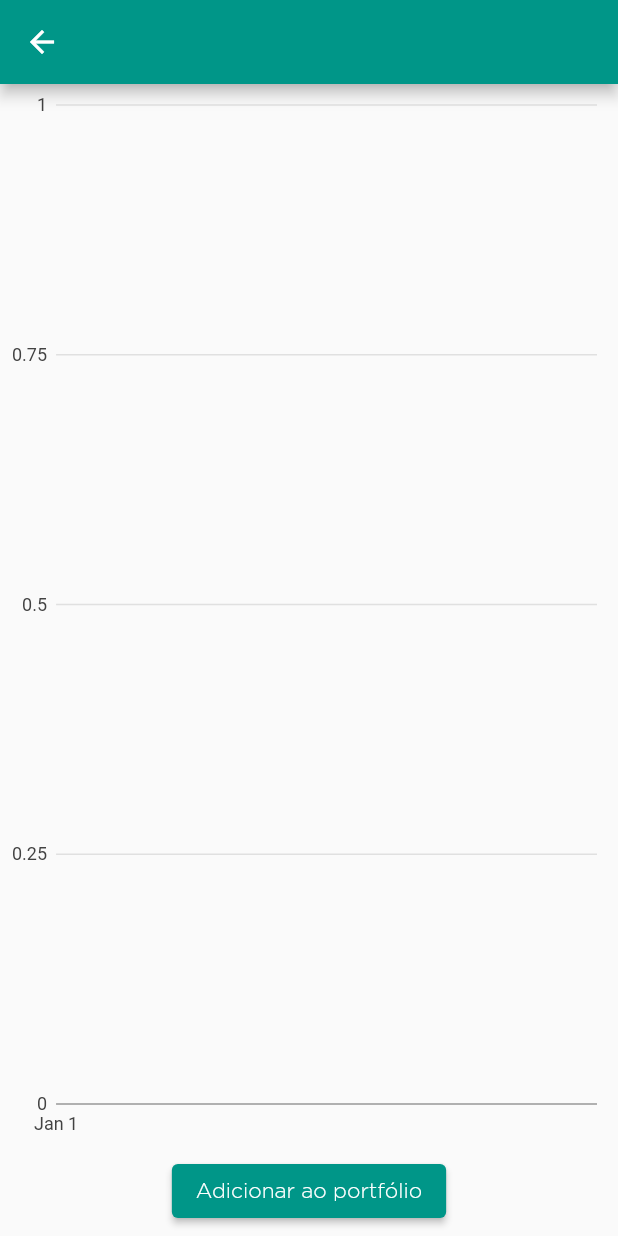
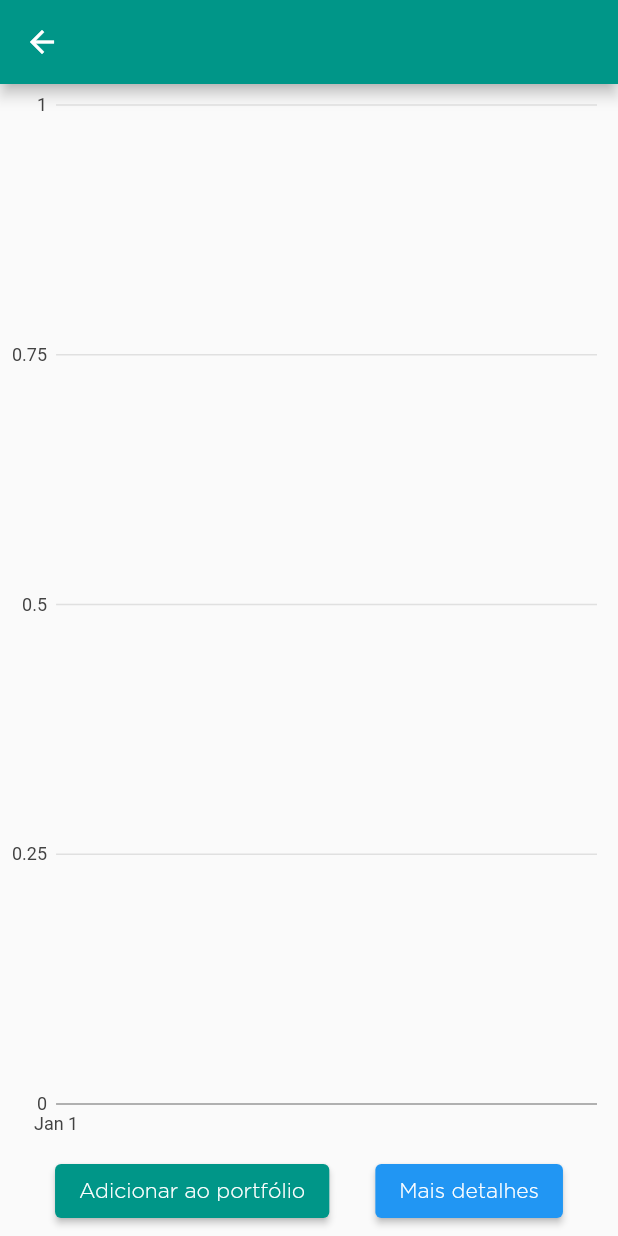
Before and after one commit to CaioFeiertag/ticker_tracker, a Flutter app: the TickerDetails screen opened directly with empty values, on a phone screen of 412 x 824 dp. Run offline on Flutter 3.47's test engine with Material 2 defaults, Android fonts, the phone set to English and light mode, and no system bars; our stand-ins replace charts_flutter, flutter_dotenv, sqflite; accounts and stored records are empty; network calls fail.

Commit message:
add third screen

```diff
--- a/lib/main.dart
+++ b/lib/main.dart
@@ -1,7 +1,8 @@
 import 'package:flutter/material.dart';
 import 'package:flutter_dotenv/flutter_dotenv.dart';
 import 'package:ticker_tracker/screens/home/index.dart';
-import 'package:ticker_tracker/screens/ticker-details/index.dart';
+import 'package:ticker_tracker/screens/ticker-more-details/index.dart';
+import 'package:ticker_tracker/screens/ticker/index.dart';
 
 Future main() async {
   await dotenv.load(fileName: ".env");
@@ -22,6 +23,7 @@ class MyApp extends StatelessWidget {
       routes: {
         '/': (context) => Home(),
         '/ticker': (context) => TickerDetails(),
+        '/ticker-more-details': (context) => TickerMoreDetails(),
       },
     );
   }
--- a/lib/models/ticker.dart
+++ b/lib/models/ticker.dart
@@ -1,3 +1,5 @@
+import 'dart:convert';
+
 import 'package:ticker_tracker/models/tickerDB.dart';
 
 class Ticker extends TickerDB {
@@ -5,7 +7,13 @@ class Ticker extends TickerDB {
   final String name;
   bool inPortfolio;
   double? price;
+  double? openPrice;
   double? appreciation;
+  double? highestPrice;
+  double? volume;
+  String? lastTradingDay;
+  double? previousClosePrice;
+  double? changeAbsolute;
 
   Ticker(
       {required this.code,
@@ -14,6 +22,25 @@ class Ticker extends TickerDB {
       this.price,
       this.appreciation})
       : super(code: code, name: name);
+
+  Ticker.fromJson(
+      {required this.code,
+      required this.name,
+      required this.inPortfolio,
+      required String json})
+      : super(code: code, name: name) {
+    final data = jsonDecode(json);
+    this.price = double.parse(data["Global Quote"]["05. price"]);
+    this.appreciation =
+        double.parse(data["Global Quote"]["10. change percent"].split("%")[0]);
+    this.openPrice = double.parse(data["Global Quote"]["02. open"]);
+    this.highestPrice = double.parse(data["Global Quote"]["03. high"]);
+    this.volume = double.parse(data["Global Quote"]["06. volume"]);
+    this.lastTradingDay = data["Global Quote"]["07. latest trading day"];
+    this.previousClosePrice =
+        double.parse(data["Global Quote"]["08. previous close"]);
+    this.changeAbsolute = double.parse(data["Global Quote"]["09. change"]);
+  }
 }
 
 // final mostValuableTickers = [
--- a/lib/screens/home/index.dart
+++ b/lib/screens/home/index.dart
@@ -4,7 +4,7 @@ import 'package:flutter/material.dart';
 import 'package:ticker_tracker/screens/home/components/ticker-info.dart';
 import 'package:ticker_tracker/models/ticker.dart';
 import 'package:ticker_tracker/screens/home/ticket-api.dart';
-import 'package:ticker_tracker/screens/ticker-details/index.dart';
+import 'package:ticker_tracker/screens/ticker/index.dart';
 import 'package:ticker_tracker/services/Ticker-provider.dart' as Provider;
 
 class Home extends StatefulWidget {
--- a/lib/screens/ticker-details/index.dart
+++ b/lib/screens/ticker/index.dart
@@ -2,7 +2,8 @@ import 'package:flutter/material.dart';
 import 'package:ticker_tracker/models/ticker-time-serie.dart';
 import 'package:ticker_tracker/models/ticker.dart';
 import 'package:ticker_tracker/screens/home/ticket-api.dart';
-import 'package:ticker_tracker/screens/ticker-details/components/ticker-chart.dart';
+import 'package:ticker_tracker/screens/ticker-more-details/index.dart';
+import 'package:ticker_tracker/screens/ticker/components/ticker-chart.dart';
 import 'package:ticker_tracker/services/Ticker-provider.dart' as Provider;
 
 class TickerDetailsArguments {
@@ -65,14 +66,29 @@ class _TickerDetails extends State<TickerDetails> {
               child: SimpleTimeSeriesChart(seriesList: this.tickerTimeSeries)),
           Padding(
               padding: EdgeInsets.all(6),
-              child: ElevatedButton(
-                  onPressed: toggleTicker,
-                  style: ButtonStyle(
-                      backgroundColor: BackgroundButtonColor(ticker.inPortfolio,
-                          Theme.of(context).colorScheme.primary.value)),
-                  child: Text(!ticker.inPortfolio
-                      ? "Adicionar ao portfólio"
-                      : "Remover do portfólio"))),
+              child: Row(
+                  mainAxisAlignment: MainAxisAlignment.spaceEvenly,
+                  children: [
+                    ElevatedButton(
+                        onPressed: toggleTicker,
+                        style: ButtonStyle(
+                            backgroundColor: BackgroundButtonColor(
+                                ticker.inPortfolio,
+                                Theme.of(context).colorScheme.primary.value)),
+                        child: Text(!ticker.inPortfolio
+                            ? "Adicionar ao portfólio"
+                            : "Remover do portfólio")),
+                    ElevatedButton(
+                        onPressed: () => {
+                              Navigator.pushNamed(
+                                  context, '/ticker-more-details',
+                                  arguments: TickerMoreDetailsArguments(ticker))
+                            },
+                        style: ButtonStyle(
+                            backgroundColor: MaterialStateColor.resolveWith(
+                                (states) => Colors.blue.shade500)),
+                        child: Text("Mais detalhes"))
+                  ])),
         ]));
   }
 }
```
Also changed, not shown: lib/screens/home/ticket-api.dart (+6 -10 lines), lib/screens/ticker-more-details/components/display-value.dart (added, +22 -0 lines), lib/screens/ticker-more-details/index.dart (added, +44 -0 lines), lib/screens/ticker/components/ticker-chart.dart (renamed from lib/screens/ticker-details/components/ticker-chart.dart).
